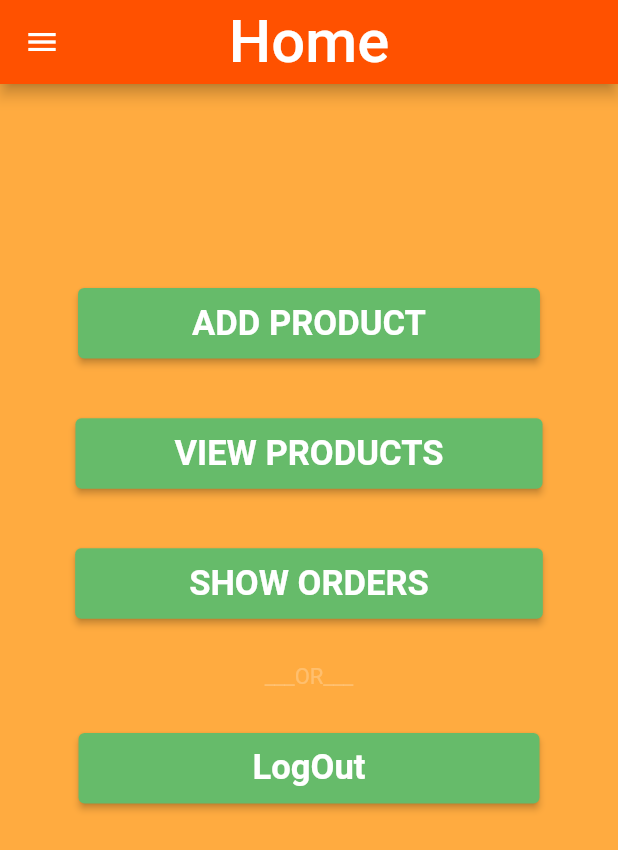
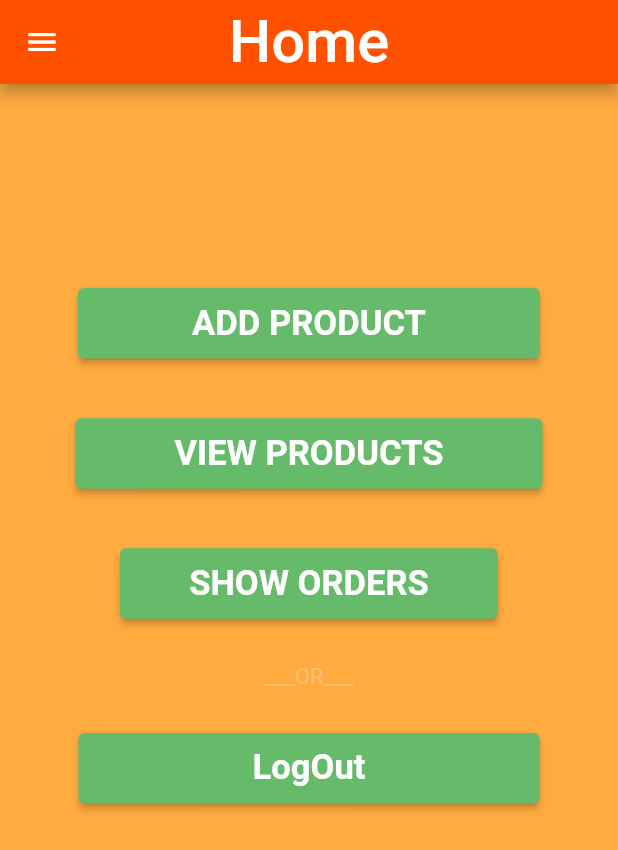
Before and after one commit to Hanfia12345/CONSTRUCTION, a Flutter app: the VendorHome screen opened directly, on a phone screen of 412 x 824 dp. Shown: the top 850 px of the screen. Run offline on Flutter 3.47's test engine with Material 2 defaults, Android fonts, the phone set to English and light mode, and no system bars; our stand-ins replace flutter_screenutil, get, google_maps_flutter, image_picker, loading_animation_widget.

Commit message:
button size

```diff
--- a/lib/GUI/VendorScreens/vendorHome.dart
+++ b/lib/GUI/VendorScreens/vendorHome.dart
@@ -108,7 +108,7 @@ class _VendorHomeState extends State<VendorHome> {
                 backgroundColor: Colors.green[400],
               ),
               child: Padding(
-                padding: const EdgeInsets.fromLTRB(60, 10, 60, 10),
+                padding: const EdgeInsets.fromLTRB(30, 10, 30, 10),
                 child: Text(
                   'SHOW ORDERS',
                   style: TextStyle(
--- a/lib/GUI/globalApi.dart
+++ b/lib/GUI/globalApi.dart
@@ -2,7 +2,7 @@
 
 // ignore_for_file: file_names
 
-var ip = "192.168.1.2";
+var ip = "192.168.1.8";
 var url = "http://$ip/apii/api/apii";
 var pImagesUrl = "http://$ip/apii/Images/productImages/";
 
```
